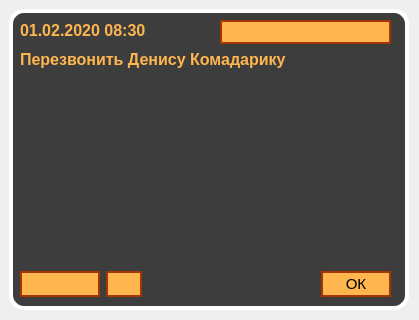
okostynchuk/Outcall, file PopupReminder.ui: the form before one commit.
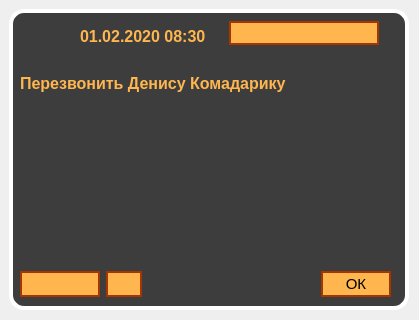
The form after the commit. Icons and pictures are not drawn.

Commit message: Popup reminder fixed +added some buttons

Diff of the .ui file:
```diff
--- a/PopupReminder.ui
+++ b/PopupReminder.ui
@@ -57,9 +57,9 @@
    <property name="geometry">
     <rect>
      <x>20</x>
-     <y>50</y>
+     <y>74</y>
      <width>371</width>
-     <height>211</height>
+     <height>181</height>
     </rect>
    </property>
    <property name="minimumSize">
@@ -109,62 +109,6 @@
     <set>Qt::LinksAccessibleByMouse|Qt::TextSelectableByMouse</set>
    </property>
   </widget>
-  <widget class="QComboBox" name="comboBox">
-   <property name="geometry">
-    <rect>
-     <x>220</x>
-     <y>20</y>
-     <width>171</width>
-     <height>24</height>
-    </rect>
-   </property>
-   <property name="minimumSize">
-    <size>
-     <width>150</width>
-     <height>23</height>
-    </size>
-   </property>
-   <property name="font">
-    <font>
-     <pointsize>11</pointsize>
-    </font>
-   </property>
-   <property name="focusPolicy">
-    <enum>Qt::WheelFocus</enum>
-   </property>
-   <property name="toolTip">
-    <string/>
-   </property>
-   <property name="whatsThis">
-    <string>&lt;html&gt;&lt;head/&gt;&lt;body&gt;&lt;p&gt;&lt;br/&gt;&lt;/p&gt;&lt;/body&gt;&lt;/html&gt;</string>
-   </property>
-   <property name="layoutDirection">
-    <enum>Qt::LeftToRight</enum>
-   </property>
-   <property name="autoFillBackground">
-    <bool>false</bool>
-   </property>
-   <property name="styleSheet">
-    <string notr="true">* {
-background-color: #ffb64f;
-border: 1.5px solid #a53501;
-color: black;
-}
-
-::drop-down { 
-border: 0px;
-}</string>
-   </property>
-   <property name="editable">
-    <bool>false</bool>
-   </property>
-   <property name="currentText">
-    <string/>
-   </property>
-   <property name="sizeAdjustPolicy">
-    <enum>QComboBox::AdjustToContentsOnFirstShow</enum>
-   </property>
-  </widget>
   <widget class="QWidget" name="layoutWidget">
    <property name="geometry">
     <rect>
@@ -317,34 +261,115 @@
     </item>
    </layout>
   </widget>
-  <widget class="QLabel" name="labelTime">
+  <widget class="QLabel" name="label">
    <property name="geometry">
     <rect>
      <x>20</x>
      <y>20</y>
-     <width>171</width>
-     <height>21</height>
+     <width>51</width>
+     <height>51</height>
     </rect>
    </property>
-   <property name="font">
-    <font>
-     <pointsize>15</pointsize>
-    </font>
-   </property>
-   <property name="layoutDirection">
-    <enum>Qt::LeftToRight</enum>
-   </property>
    <property name="styleSheet">
-    <string notr="true">*{
-color: #ffb64f;
-}</string>
+    <string notr="true"/>
    </property>
    <property name="text">
-    <string>&lt;html&gt;&lt;head/&gt;&lt;body&gt;&lt;p&gt;&lt;span style=&quot; font-size:12pt; font-weight:600;&quot;&gt;01.02.2020 08:30&lt;/span&gt;&lt;/p&gt;&lt;/body&gt;&lt;/html&gt;</string>
+    <string/>
    </property>
-   <property name="alignment">
-    <set>Qt::AlignLeading|Qt::AlignLeft|Qt::AlignVCenter</set>
+   <property name="pixmap">
+    <pixmap resource="images.qrc">:/images/notification_R.png</pixmap>
    </property>
+   <property name="scaledContents">
+    <bool>true</bool>
+   </property>
+  </widget>
+  <widget class="QWidget" name="">
+   <property name="geometry">
+    <rect>
+     <x>80</x>
+     <y>20</y>
+     <width>299</width>
+     <height>26</height>
+    </rect>
+   </property>
+   <layout class="QHBoxLayout" name="horizontalLayout_2">
+    <property name="spacing">
+     <number>2</number>
+    </property>
+    <item>
+     <widget class="QLabel" name="labelTime">
+      <property name="font">
+       <font>
+        <pointsize>20</pointsize>
+       </font>
+      </property>
+      <property name="layoutDirection">
+       <enum>Qt::LeftToRight</enum>
+      </property>
+      <property name="styleSheet">
+       <string notr="true">*{
+color: #ffb64f;
+}</string>
+      </property>
+      <property name="text">
+       <string>&lt;html&gt;&lt;head/&gt;&lt;body&gt;&lt;p&gt;&lt;span style=&quot; font-size:12pt; font-weight:600;&quot;&gt;01.02.2020 08:30&lt;/span&gt;&lt;/p&gt;&lt;/body&gt;&lt;/html&gt;</string>
+      </property>
+      <property name="alignment">
+       <set>Qt::AlignBottom|Qt::AlignLeading|Qt::AlignLeft</set>
+      </property>
+     </widget>
+    </item>
+    <item>
+     <widget class="QComboBox" name="comboBox">
+      <property name="minimumSize">
+       <size>
+        <width>150</width>
+        <height>23</height>
+       </size>
+      </property>
+      <property name="font">
+       <font>
+        <pointsize>11</pointsize>
+       </font>
+      </property>
+      <property name="focusPolicy">
+       <enum>Qt::WheelFocus</enum>
+      </property>
+      <property name="toolTip">
+       <string/>
+      </property>
+      <property name="whatsThis">
+       <string>&lt;html&gt;&lt;head/&gt;&lt;body&gt;&lt;p&gt;&lt;br/&gt;&lt;/p&gt;&lt;/body&gt;&lt;/html&gt;</string>
+      </property>
+      <property name="layoutDirection">
+       <enum>Qt::LeftToRight</enum>
+      </property>
+      <property name="autoFillBackground">
+       <bool>false</bool>
+      </property>
+      <property name="styleSheet">
+       <string notr="true">* {
+background-color: #ffb64f;
+border: 1.5px solid #a53501;
+color: black;
+}
+
+::drop-down { 
+border: 0px;
+}</string>
+      </property>
+      <property name="editable">
+       <bool>false</bool>
+      </property>
+      <property name="currentText">
+       <string/>
+      </property>
+      <property name="sizeAdjustPolicy">
+       <enum>QComboBox::AdjustToContentsOnFirstShow</enum>
+      </property>
+     </widget>
+    </item>
+   </layout>
   </widget>
  </widget>
  <resources>
```
The commit also changes 9 other files.
